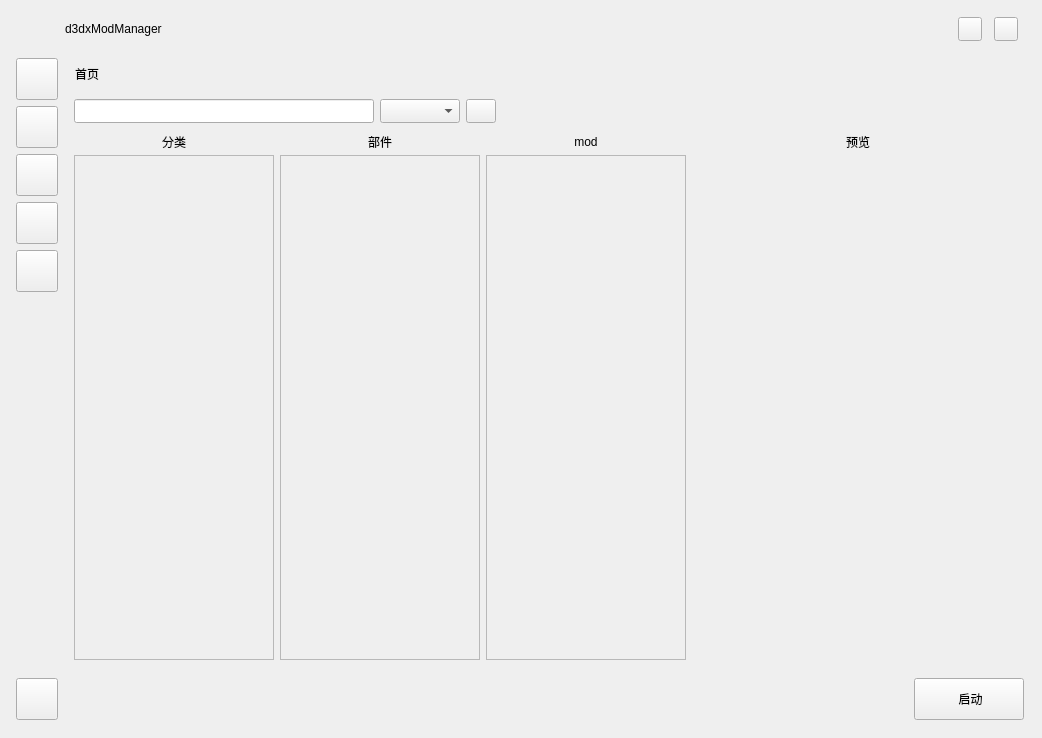
Before: the Qt Designer form main/mainWindow.ui in ichinoseyuu/d3dxModManager, drawn with Qt 5.
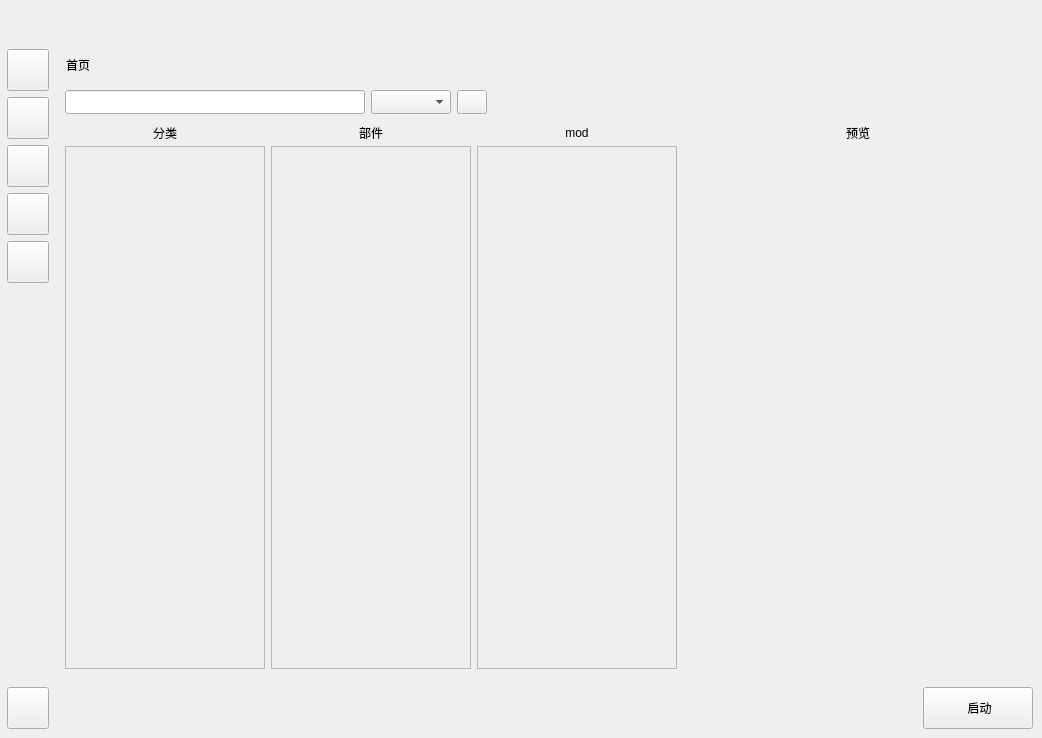
After: the same form once the commit is applied. The open tabs and pages were chosen to show the change. Icons and pictures are not drawn.

The edit to the form file:
```diff
--- a/main/mainWindow.ui
+++ b/main/mainWindow.ui
@@ -88,25 +88,7 @@
 	border: 1px solid lightgray;
 	border-radius: 2px;
 }
-#searchWidget QComboBox {
-    font-family: &quot;微软雅黑&quot;;
-    font-size: 10pt;
-    color: rgb(60, 60, 60);
-    border: 1px solid lightgray;
-    border-radius: 2px;
-}
-#searchWidget QComboBox::drop-down {
-    border: none; 
-    background-color: #f0f0f0; 
-    width: 20px; 
-    border-top-right-radius: 2px; 
-    border-bottom-right-radius: 2px; 
-}
-#searchWidget QComboBox::down-arrow {
-	image: url(:/iamge_pack/content/down_arrow.png);
-    width: 16px; 
-    height: 16px; 
-}
+
 #page_1 #moduleWidget QWidget &gt; QLabel {
 	background-color: rgb(255, 246, 248);
     font-family: &quot;微软雅黑&quot;;
@@ -286,132 +268,27 @@
     border: none;
     background: none;
 }
+QComboBox {
+    font-family: &quot;微软雅黑&quot;;
+    font-size: 10pt;
+    color: rgb(60, 60, 60);
+    border: 1px solid lightgray;
+    border-radius: 2px;
+}
+QComboBox::drop-down {
+    border: none; 
+    background-color: #f0f0f0; 
+    width: 20px; 
+    border-top-right-radius: 2px; 
+    border-bottom-right-radius: 2px; 
+}
+QComboBox::down-arrow {
+	image: url(:/iamge_pack/content/down_arrow.png);
+    width: 16px; 
+    height: 16px; 
+}
 </string>
    </property>
-   <layout class="QVBoxLayout" name="verticalLayout">
-    <property name="spacing">
-     <number>0</number>
-    </property>
-    <property name="leftMargin">
-     <number>9</number>
-    </property>
-    <item>
-     <widget class="QWidget" name="titleWidget" native="true">
-      <property name="minimumSize">
-       <size>
-        <width>0</width>
-        <height>40</height>
-       </size>
-      </property>
-      <property name="maximumSize">
-       <size>
-        <width>16777215</width>
-        <height>40</height>
-       </size>
-      </property>
-      <layout class="QHBoxLayout">
-       <property name="spacing">
-        <number>12</number>
-       </property>
-       <property name="leftMargin">
-        <number>12</number>
-       </property>
-       <property name="topMargin">
-        <number>0</number>
-       </property>
-       <property name="rightMargin">
-        <number>15</number>
-       </property>
-       <property name="bottomMargin">
-        <number>0</number>
-       </property>
-       <item>
-        <widget class="QLabel" name="icon">
-         <property name="minimumSize">
-          <size>
-           <width>32</width>
-           <height>32</height>
-          </size>
-         </property>
-         <property name="maximumSize">
-          <size>
-           <width>32</width>
-           <height>32</height>
-          </size>
-         </property>
-         <property name="pixmap">
-          <pixmap>:/images/icon/icon.png</pixmap>
-         </property>
-         <property name="scaledContents">
-          <bool>true</bool>
-         </property>
-        </widget>
-       </item>
-       <item>
-        <widget class="QLabel" name="title">
-         <property name="text">
-          <string>d3dxModManager</string>
-         </property>
-        </widget>
-       </item>
-       <item>
-        <spacer name="titleSpacer">
-         <property name="orientation">
-          <enum>Qt::Orientation::Horizontal</enum>
-         </property>
-         <property name="sizeHint" stdset="0">
-          <size>
-           <width>40</width>
-           <height>20</height>
-          </size>
-         </property>
-        </spacer>
-       </item>
-       <item>
-        <widget class="QPushButton" name="btnMin">
-         <property name="minimumSize">
-          <size>
-           <width>24</width>
-           <height>24</height>
-          </size>
-         </property>
-         <property name="maximumSize">
-          <size>
-           <width>24</width>
-           <height>24</height>
-          </size>
-         </property>
-         <property name="icon">
-          <iconset resource="../resource/resources.qrc">
-           <normaloff>:/iamge_pack/title_bar/minimize.png</normaloff>:/iamge_pack/title_bar/minimize.png</iconset>
-         </property>
-        </widget>
-       </item>
-       <item>
-        <widget class="QPushButton" name="btnExit">
-         <property name="minimumSize">
-          <size>
-           <width>24</width>
-           <height>24</height>
-          </size>
-         </property>
-         <property name="maximumSize">
-          <size>
-           <width>24</width>
-           <height>24</height>
-          </size>
-         </property>
-         <property name="icon">
-          <iconset resource="../resource/resources.qrc">
-           <normaloff>:/iamge_pack/title_bar/shutdown.png</normaloff>:/iamge_pack/title_bar/shutdown.png</iconset>
-         </property>
-        </widget>
-       </item>
-      </layout>
-     </widget>
-    </item>
-    <item>
-     <widget class="QWidget" name="contentWidget" native="true">
       <layout class="QHBoxLayout" name="horizontalLayout">
        <property name="spacing">
         <number>0</number>
@@ -420,7 +297,7 @@
         <number>0</number>
        </property>
        <property name="topMargin">
-        <number>0</number>
+     <number>40</number>
        </property>
        <property name="rightMargin">
         <number>0</number>
@@ -680,7 +557,7 @@
           <item>
            <widget class="QStackedWidget" name="stackedWidget">
             <property name="currentIndex">
-             <number>1</number>
+          <number>0</number>
             </property>
             <widget class="QWidget" name="page_0">
              <layout class="QVBoxLayout" name="verticalLayout_8">
@@ -1048,7 +925,7 @@
                       <x>0</x>
                       <y>0</y>
                       <width>200</width>
-                      <height>505</height>
+                   <height>30</height>
                      </rect>
                     </property>
                     <layout class="QVBoxLayout" name="verticalLayout_11">
@@ -1100,7 +977,7 @@
                       <x>0</x>
                       <y>0</y>
                       <width>200</width>
-                      <height>505</height>
+                   <height>30</height>
                      </rect>
                     </property>
                     <layout class="QVBoxLayout" name="verticalLayout_15">
@@ -1152,7 +1029,7 @@
                       <x>0</x>
                       <y>0</y>
                       <width>200</width>
-                      <height>505</height>
+                   <height>30</height>
                      </rect>
                     </property>
                     <layout class="QVBoxLayout" name="verticalLayout_12">
@@ -2402,9 +2279,6 @@
                  <height>24</height>
                 </size>
                </property>
-              </widget>
-             </item>
-            </layout>
            </widget>
           </item>
          </layout>
```
Lines whose indentation alone changed are shown as unchanged.
